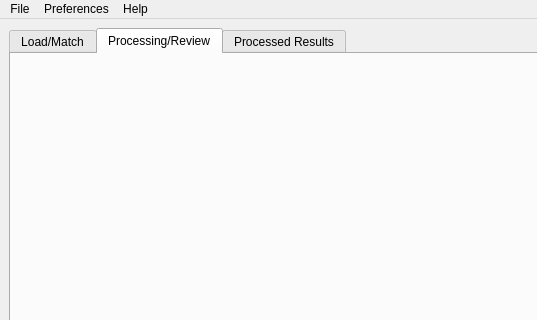
The window that src/sfg_app2/app/ui/main_window.ui (silanglois/SFG-App) describes before a commit, drawn with Qt 5; both pictures show x 0 to 537 and y 0 to 320 of the 800 by 600 pixel window.
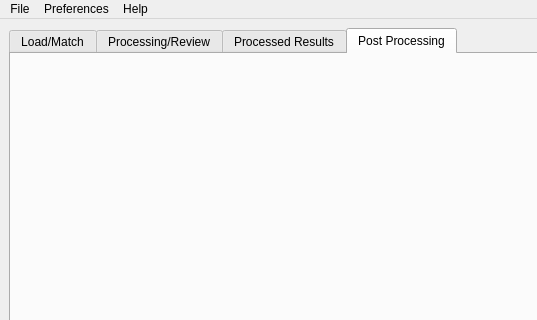
The same window after the commit.

```diff
--- a/src/sfg_app2/app/ui/main_window.ui
+++ b/src/sfg_app2/app/ui/main_window.ui
@@ -18,7 +18,7 @@
     <item>
      <widget class="QTabWidget" name="mainTabWidget">
       <property name="currentIndex">
-       <number>1</number>
+       <number>3</number>
       </property>
       <widget class="QWidget" name="loadmatchTab">
        <attribute name="title">
@@ -50,6 +50,16 @@
         </item>
        </layout>
       </widget>
+      <widget class="QWidget" name="postProcessingTab">
+       <attribute name="title">
+        <string>Post Processing</string>
+       </attribute>
+       <layout class="QHBoxLayout" name="horizontalLayout_4">
+        <item>
+         <widget class="QWidget" name="widget_3" native="true"/>
+        </item>
+       </layout>
+      </widget>
      </widget>
     </item>
    </layout>
```
Left out of the diff: 6 changed lines with no effect on the pictures.
